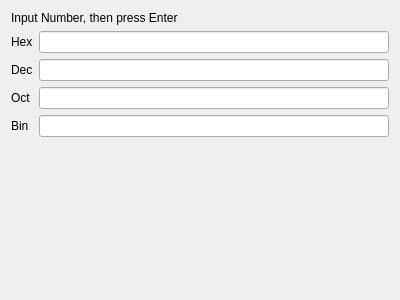
Before: the Qt Designer form DevelopmentHelper/NumberConverter.ui in Ulle84/UllesSourceCode, drawn with Qt 5.
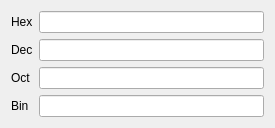
After: the same form once the commit is applied.

Commit message: moved ChunkConverter to DevelopmentHelper

Patch:
```diff
--- a/DevelopmentHelper/NumberConverter.ui
+++ b/DevelopmentHelper/NumberConverter.ui
@@ -6,74 +6,54 @@
    <rect>
     <x>0</x>
     <y>0</y>
-    <width>400</width>
-    <height>300</height>
+    <width>275</width>
+    <height>116</height>
    </rect>
   </property>
   <property name="windowTitle">
    <string>Form</string>
   </property>
   <layout class="QGridLayout" name="gridLayout">
-   <item row="4" column="0">
+   <item row="3" column="0">
     <widget class="QLabel" name="labelBin">
      <property name="text">
       <string>Bin</string>
      </property>
     </widget>
    </item>
-   <item row="2" column="0">
+   <item row="1" column="0">
     <widget class="QLabel" name="labelDec">
      <property name="text">
       <string>Dec</string>
      </property>
     </widget>
    </item>
-   <item row="4" column="1">
+   <item row="3" column="1">
     <widget class="QLineEdit" name="lineEditBin"/>
    </item>
-   <item row="1" column="0">
+   <item row="0" column="0">
     <widget class="QLabel" name="labelHex">
      <property name="text">
       <string>Hex</string>
      </property>
     </widget>
    </item>
-   <item row="3" column="1">
+   <item row="2" column="1">
     <widget class="QLineEdit" name="lineEditOct"/>
    </item>
-   <item row="3" column="0">
+   <item row="2" column="0">
     <widget class="QLabel" name="labelOct">
      <property name="text">
       <string>Oct</string>
      </property>
     </widget>
    </item>
-   <item row="2" column="1">
-    <widget class="QLineEdit" name="lineEditDec"/>
-   </item>
    <item row="1" column="1">
+    <widget class="QLineEdit" name="lineEditDec"/>
+   </item>
+   <item row="0" column="1">
     <widget class="QLineEdit" name="lineEditHex"/>
    </item>
-   <item row="0" column="0" colspan="2">
-    <widget class="QLabel" name="labelQuickStartGuide">
-     <property name="text">
-      <string>Input Number, then press Enter</string>
-     </property>
-    </widget>
-   </item>
-   <item row="5" column="1">
-    <spacer name="verticalSpacer">
-     <property name="orientation">
-      <enum>Qt::Vertical</enum>
-     </property>
-     <property name="sizeHint" stdset="0">
-      <size>
-       <width>20</width>
-       <height>40</height>
-      </size>
-     </property>
-    </spacer>
-   </item>
   </layout>
  </widget>
  <resources/>
```
The commit also changes 12 other files.
